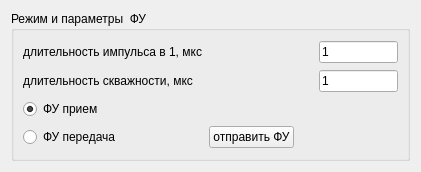
This is PPB_GUI_Sandbox/fuwidget.ui in Anatolichka2202/PPB_Project as Qt 5 draws it before an edit. The edited form follows.
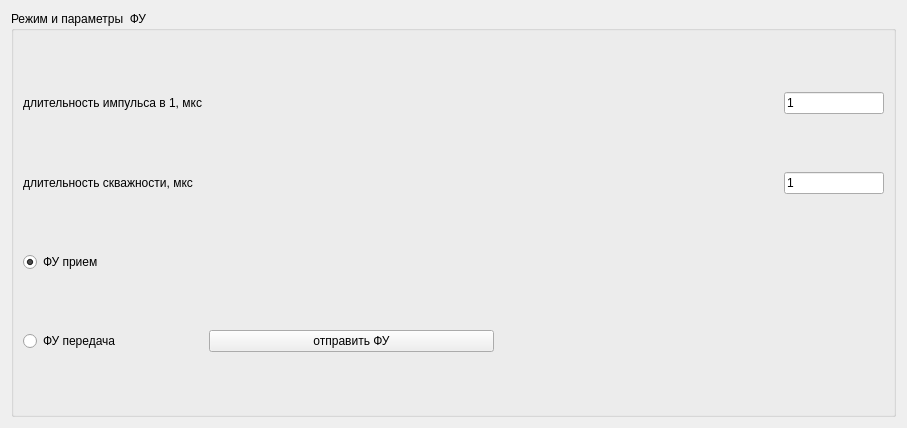
This is the edited form.

```diff
--- a/PPB_GUI_Sandbox/fuwidget.ui
+++ b/PPB_GUI_Sandbox/fuwidget.ui
@@ -6,8 +6,8 @@
    <rect>
     <x>0</x>
     <y>0</y>
-    <width>421</width>
-    <height>168</height>
+    <width>907</width>
+    <height>428</height>
    </rect>
   </property>
   <property name="windowTitle">
```
